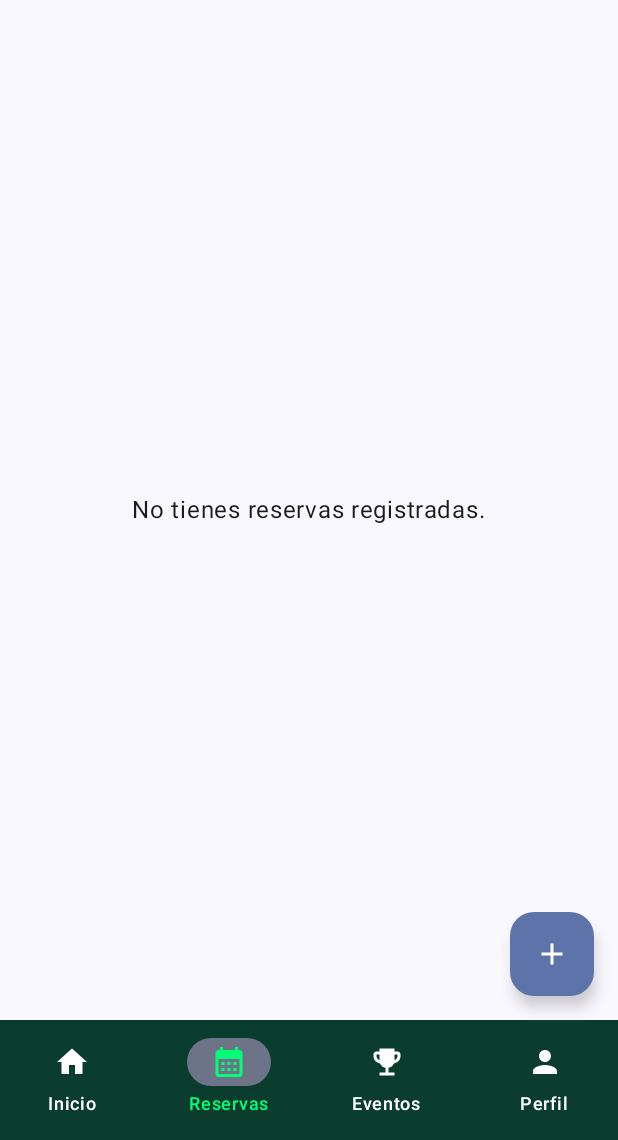
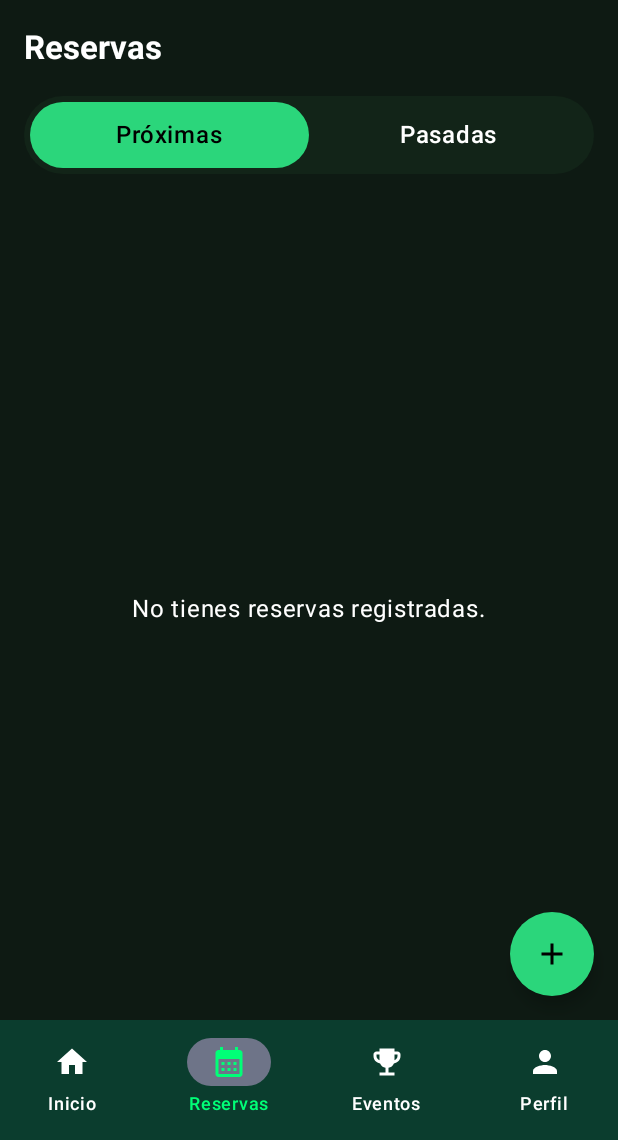
Before and after one commit to maraloeDev/TFG_Golf_Master, an Android app built with Jetpack Compose: the HomeScreen screen opened through its navigation route, item 2 of the bottom bar chosen, on a phone screen of 412 x 824 dp, the part 96-1236 px from its top. Run offline under Robolectric (Android 15) with nearby library versions, the phone set to English and light mode, and no system bars; our stand-ins replace Firebase (no records; nobody signed in at launch, a user with empty details on screens opened directly).

Commit message:
RESERVAS SCREEN NEW

```diff
--- a/GolfMaster/app/src/main/java/com/maraloedev/golfmaster/view/reservas/ReservasScreen.kt
+++ b/GolfMaster/app/src/main/java/com/maraloedev/golfmaster/view/reservas/ReservasScreen.kt
@@ -1,17 +1,23 @@
 package com.maraloedev.golfmaster.view.reservas
 
+import androidx.compose.foundation.background
+import androidx.compose.foundation.clickable
 import androidx.compose.foundation.layout.*
 import androidx.compose.foundation.lazy.LazyColumn
 import androidx.compose.foundation.lazy.items
+import androidx.compose.foundation.shape.RoundedCornerShape
 import androidx.compose.material.icons.Icons
 import androidx.compose.material.icons.filled.Add
 import androidx.compose.material3.*
 import androidx.compose.runtime.*
 import androidx.compose.ui.Alignment
 import androidx.compose.ui.Modifier
+import androidx.compose.ui.graphics.Color
+import androidx.compose.ui.text.font.FontWeight
 import androidx.compose.ui.unit.dp
+import androidx.compose.ui.unit.sp
 import androidx.lifecycle.viewmodel.compose.viewModel
-import com.maraloedev.golfmaster.viewmodel.ReservasViewModel
+import com.maraloedev.golfmaster.model.Reservas
 import java.text.SimpleDateFormat
 import java.util.*
 
@@ -22,31 +28,114 @@ fun ReservasScreen(vm: ReservasViewModel = viewModel()) {
     val loading by vm.loading.collectAsState()
     val error by vm.error.collectAsState()
 
-    LaunchedEffect(Unit) { vm.cargar() }
+    var tabSeleccionada by remember { mutableStateOf(0) }
+
+    val verdePrincipal = Color(0xFF2BD67B)
+    val fondoOscuro = Color(0xFF0E1A13)
+    val fondoTabs = Color(0xFF122418)
+
+    LaunchedEffect(Unit) {
+        vm.cargar()
+    }
 
     Scaffold(
+        topBar = {
+            TopAppBar(
+                title = {
+                    Text(
+                        "Reservas",
+                        color = Color.White,
+                        fontWeight = FontWeight.Bold
+                    )
+                },
+                colors = TopAppBarDefaults.topAppBarColors(
+                    containerColor = fondoOscuro
+                )
+            )
+        },
         floatingActionButton = {
-            FloatingActionButton(onClick = { vm.crearReserva() }) {
+            FloatingActionButton(
+                onClick = { vm.crearReserva() },
+                containerColor = verdePrincipal,
+                contentColor = Color.Black,
+                shape = RoundedCornerShape(50.dp)
+            ) {
                 Icon(Icons.Default.Add, contentDescription = "Nueva reserva")
             }
-        }
+        },
+        containerColor = fondoOscuro
     ) { padding ->
-        Box(
+
+        Column(
             modifier = Modifier
                 .padding(padding)
                 .fillMaxSize()
-                .padding(16.dp)
+                .background(fondoOscuro)
+                .padding(horizontal = 16.dp)
         ) {
+            // === Segmento de pestañas ===
+            Row(
+                modifier = Modifier
+                    .fillMaxWidth()
+                    .background(fondoTabs, RoundedCornerShape(50.dp))
+                    .padding(4.dp),
+                horizontalArrangement = Arrangement.SpaceBetween
+            ) {
+                listOf("Próximas", "Pasadas").forEachIndexed { index, texto ->
+                    Box(
+                        modifier = Modifier
+                            .weight(1f)
+                            .background(
+                                if (tabSeleccionada == index) verdePrincipal else Color.Transparent,
+                                RoundedCornerShape(50.dp)
+                            )
+                            .clickable { tabSeleccionada = index }
+                            .padding(vertical = 10.dp),
+                        contentAlignment = Alignment.Center
+                    ) {
+                        Text(
+                            text = texto,
+                            color = if (tabSeleccionada == index) Color.Black else Color.White,
+                            fontWeight = FontWeight.SemiBold
+                        )
+                    }
+                }
+            }
+
+            Spacer(Modifier.height(16.dp))
+
+            // === Contenido de reservas ===
             when {
-                loading -> CircularProgressIndicator(Modifier.align(Alignment.Center))
-                error != null -> Text("Error: $error", color = MaterialTheme.colorScheme.error)
-                reservas.isEmpty() -> Text(
-                    "No tienes reservas registradas.",
-                    modifier = Modifier.align(Alignment.Center)
+                loading -> Box(Modifier.fillMaxSize(), contentAlignment = Alignment.Center) {
+                    CircularProgressIndicator(color = verdePrincipal)
+                }
+
+                error != null -> Text(
+                    "Error: $error",
+                    color = Color.Red,
+                    modifier = Modifier.align(Alignment.CenterHorizontally)
                 )
-                else -> LazyColumn {
-                    items(reservas) { reserva ->
-                        ReservaCard(reserva)
+
+                reservas.isEmpty() -> Box(Modifier.fillMaxSize(), contentAlignment = Alignment.Center) {
+                    Text("No tienes reservas registradas.", color = Color.White)
+                }
+
+                else -> {
+                    val ahora = Date()
+                    val proximas = reservas.filter {
+                        it.fecha_reserva?.toDate()?.after(ahora) == true
+                    }.sortedBy { it.fecha_reserva?.toDate() }
+
+                    val pasadas = reservas.filter {
+                        it.fecha_reserva?.toDate()?.before(ahora) == true
+                    }.sortedByDescending { it.fecha_reserva?.toDate() }
+
+                    val listaMostrar = if (tabSeleccionada == 0) proximas else pasadas
+
+                    LazyColumn {
+                        items(listaMostrar) { reserva ->
+                            ReservaCardVisual(reserva)
+                        }
                     }
                 }
             }
@@ -55,35 +144,37 @@ fun ReservasScreen(vm: ReservasViewModel = viewModel()) {
 }
 
 @Composable
-fun ReservaCard(reserva: com.maraloedev.golfmaster.model.Reservas) {
-    val dateFormat = remember { SimpleDateFormat("dd MMM yyyy HH:mm", Locale.getDefault()) }
+fun ReservaCardVisual(reserva: Reservas) {
+    val verde = Color(0xFF2BD67B)
+    val fondoCard = Color(0xFF111F1A)
+    val dateFormat = SimpleDateFormat("dd MMMM, yyyy", Locale("es", "ES"))
+    val horaFormat = SimpleDateFormat("HH:mm", Locale.getDefault())
 
-    ElevatedCard(
+    val fechaTexto = reserva.fecha_reserva?.toDate()?.let(dateFormat::format) ?: "Sin fecha"
+    val horaTexto = reserva.hora_reserva?.toDate()?.let(horaFormat::format) ?: "Sin hora"
+    val hoyos = reserva.recorrido_reserva.firstOrNull()?.replaceFirstChar { it.uppercase() } ?: "Recorrido"
+
+    Box(
         modifier = Modifier
             .fillMaxWidth()
-            .padding(vertical = 8.dp)
+            .padding(vertical = 6.dp)
+            .background(fondoCard, RoundedCornerShape(12.dp))
+            .clickable { /* abrir detalle si lo necesitas */ }
+            .padding(horizontal = 16.dp, vertical = 14.dp)
     ) {
-        Column(Modifier.padding(16.dp)) {
+        Column {
             Text(
-                "Reserva de ${reserva.numero_de_jugadores} jugadores",
-                style = MaterialTheme.typography.titleMedium
+                text = hoyos,
+                color = Color.White,
+                fontSize = 17.sp,
+                fontWeight = FontWeight.SemiBold
             )
             Spacer(Modifier.height(4.dp))
             Text(
-                "Recorrido: ${reserva.recorrido_reserva.joinToString(", ")}",
-                style = MaterialTheme.typography.bodyMedium
-            )
-            Spacer(Modifier.height(4.dp))
-            Text(
-                "Fecha: ${
-                    reserva.fecha_reserva?.toDate()?.let(dateFormat::format) ?: "Sin fecha"
-                }"
-            )
-            Spacer(Modifier.height(2.dp))
-            Text(
-                "Hora: ${
-                    reserva.hora_reserva?.toDate()?.let(dateFormat::format) ?: "Sin hora"
-                }"
+                text = "$fechaTexto - $horaTexto",
+                color = verde,
+                fontSize = 14.sp,
+                fontWeight = FontWeight.Medium
             )
         }
     }
--- a/GolfMaster/app/src/main/java/com/maraloedev/golfmaster/view/reservas/ReservasViewModel.kt
+++ b/GolfMaster/app/src/main/java/com/maraloedev/golfmaster/view/reservas/ReservasViewModel.kt
@@ -1,4 +1,4 @@
-package com.maraloedev.golfmaster.viewmodel
+package com.maraloedev.golfmaster.view.reservas
 
 import androidx.lifecycle.ViewModel
 import androidx.lifecycle.viewModelScope
```
